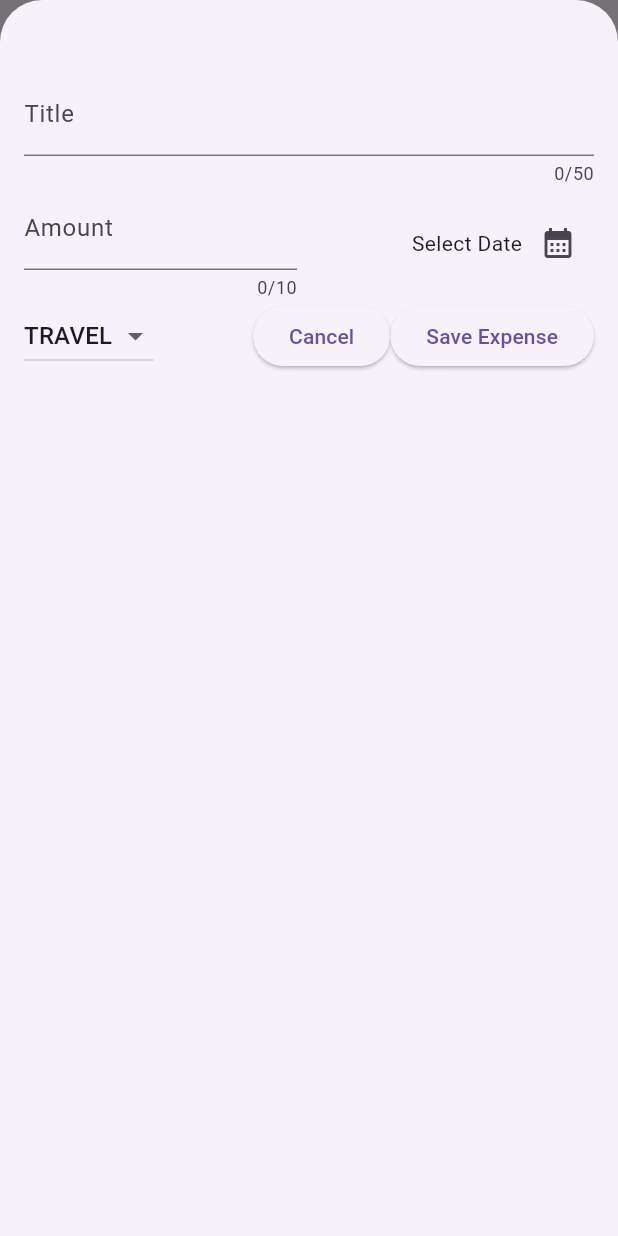
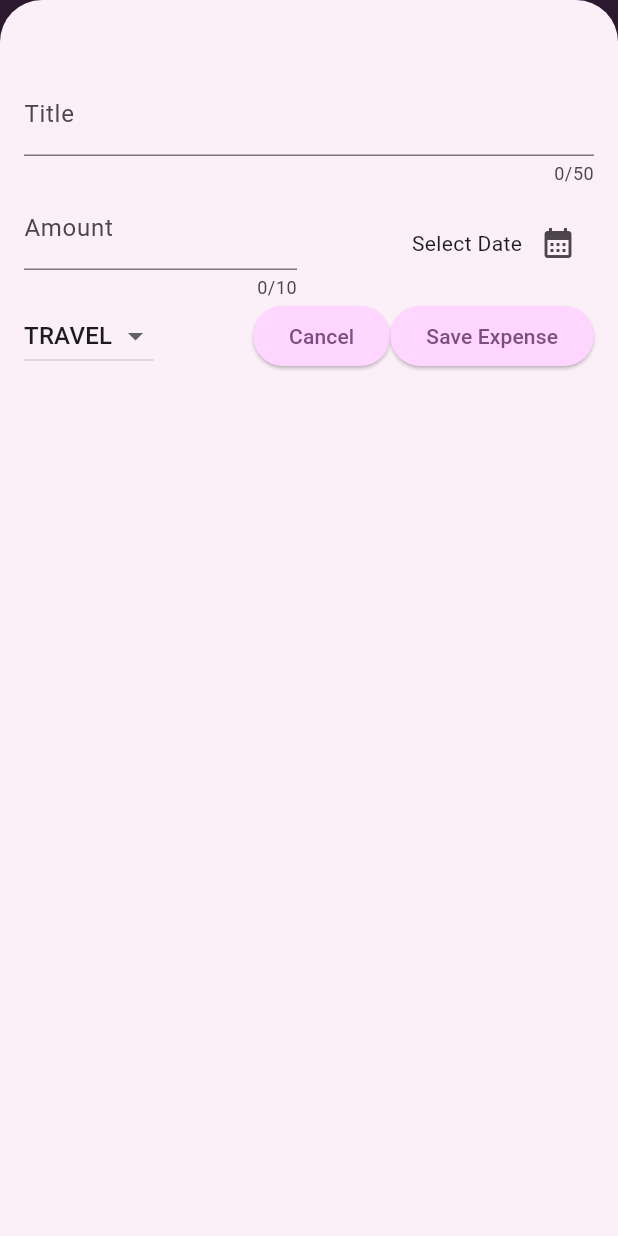
Before and after one commit to Shankalpa-D/expense_tracker1, a Flutter app: the screen it shows after launch, after a tap on the "add" icon, on a phone screen of 412 x 824 dp. Run offline on Flutter 3.47's test engine with Material 3 defaults, Android fonts, the phone set to English and light mode, and no system bars.

Commit message:
Started theaming

```diff
--- a/lib/main.dart
+++ b/lib/main.dart
@@ -1,7 +1,37 @@
-
 import 'package:expense_tracker1/widgits/expenses.dart';
 import 'package:flutter/material.dart';
 
+ColorScheme kColorScheme = ColorScheme.fromSeed(
+  seedColor: const Color.fromARGB(255, 187, 104, 202),
+);
+
 void main() {
-  runApp(const MaterialApp(home: const Expenses()));
+  runApp(
+    MaterialApp(
+      theme: ThemeData(
+        textTheme: ThemeData().textTheme.copyWith(
+          titleLarge: TextStyle(
+            fontWeight: FontWeight.normal,
+            color: kColorScheme.onSecondaryContainer,
+            fontSize: 18,
+          ),
+        ),
+        colorScheme: kColorScheme,
+        appBarTheme: AppBarTheme(
+          backgroundColor: kColorScheme.onPrimaryContainer,
+          foregroundColor: kColorScheme.primaryContainer,
+        ),
+        cardTheme: CardThemeData(
+          color: kColorScheme.secondaryContainer,
+          margin: const EdgeInsets.symmetric(horizontal: 16, vertical: 8),
+        ),
+        elevatedButtonTheme: ElevatedButtonThemeData(
+          style: ElevatedButton.styleFrom(
+            backgroundColor: kColorScheme.primaryContainer,
+          ),
+        ),
+      ),
+      home: Expenses(),
+    ),
+  );
 }
--- a/lib/widgits/expenses_list/expense_item.dart
+++ b/lib/widgits/expenses_list/expense_item.dart
@@ -13,8 +13,9 @@ class ExpenseItem extends StatelessWidget {
       child: Padding(
         padding: const EdgeInsets.symmetric(horizontal: 20, vertical: 16),
         child: Column(
+          crossAxisAlignment: CrossAxisAlignment.start,
           children: [
-            Text(expense.title),
+            Text(expense.title, style: Theme.of(context).textTheme.titleLarge),
             const SizedBox(height: 4),
             Row(
               children: [
```
